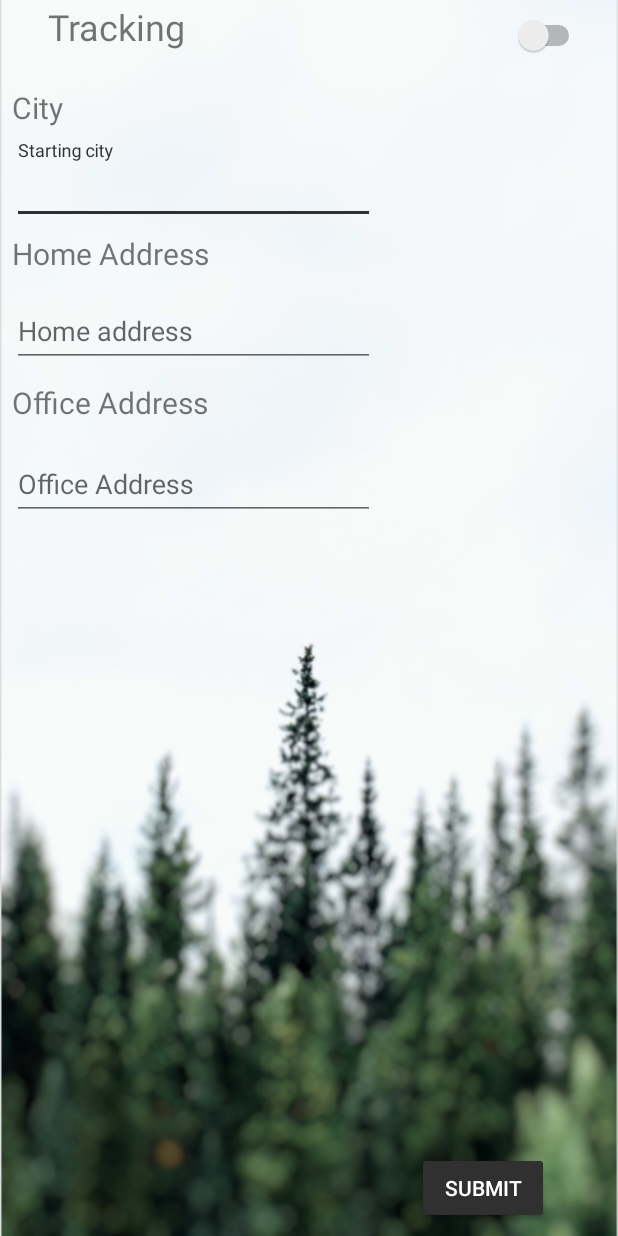
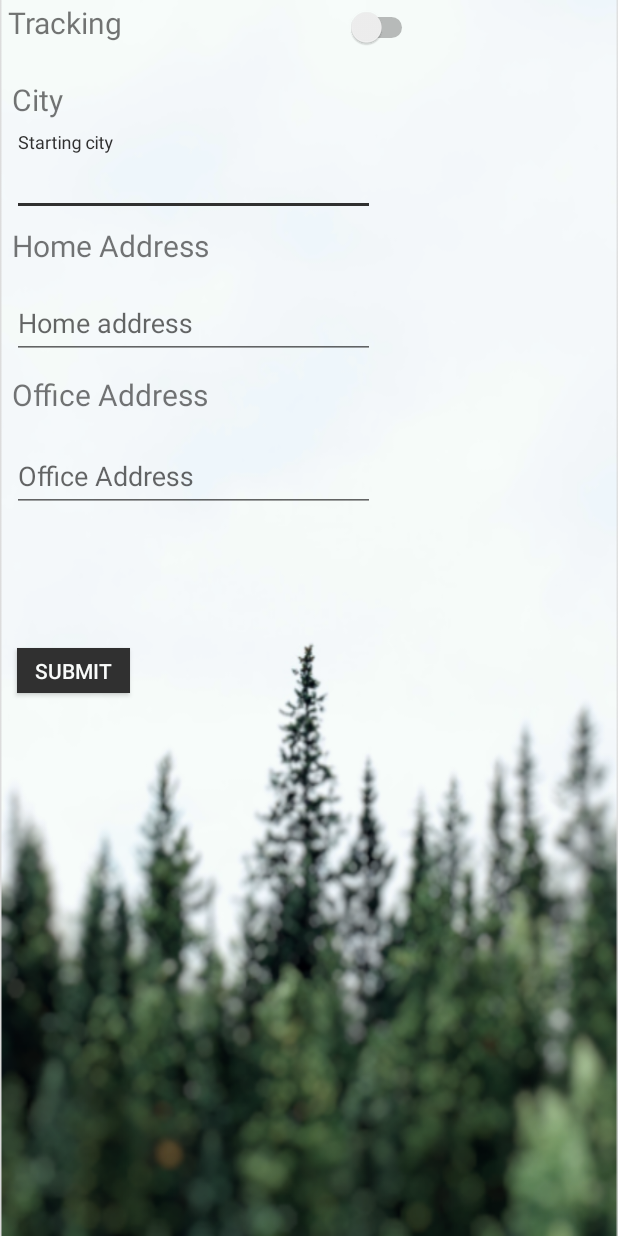
Before and after one commit to aashish7k5/RootCause01, an Android app: the SettingsNew screen opened directly, with no data from a screen before it, on a phone screen of 412 x 824 dp. Run offline under Robolectric (Android 15) with nearby library versions, the phone set to English and light mode, and no system bars.

Commit message:
fixed formatting & redirect to Facebook

```diff
--- a/app/src/main/java/com/example/aashishkumar/rootcause01/SettingsNew.java
+++ b/app/src/main/java/com/example/aashishkumar/rootcause01/SettingsNew.java
@@ -65,6 +65,7 @@ public class SettingsNew extends AppCompatActivity {
         }
         else
         {
+            text.setTextColor(Color.BLACK);
             text.setText("");
         }
         String complete = "";
--- a/app/src/main/java/com/example/aashishkumar/rootcause01/ViewPastTrips.java
+++ b/app/src/main/java/com/example/aashishkumar/rootcause01/ViewPastTrips.java
@@ -1,6 +1,8 @@
 package com.example.aashishkumar.rootcause01;
 
 import android.content.Context;
+import android.content.Intent;
+import android.net.Uri;
 import android.os.Bundle;
 import android.support.design.widget.FloatingActionButton;
 import android.support.design.widget.Snackbar;
@@ -27,6 +29,7 @@ import android.view.View;
 import android.widget.AdapterView;
 import android.widget.Toast;
 
+import java.net.URL;
 import java.util.ArrayList;
 import org.w3c.dom.Text;
 
@@ -215,4 +218,9 @@ public class ViewPastTrips extends AppCompatActivity {
 
         }
     }
+    public void FacebookScreen(View view)
+    {
+        Intent browserIntent = new Intent(Intent.ACTION_VIEW, Uri.parse("https://www.facebook.com"));
+        startActivity(browserIntent);
+    }
 }
--- a/app/src/main/res/layout/activity_settings_new.xml
+++ b/app/src/main/res/layout/activity_settings_new.xml
@@ -3,15 +3,35 @@
     <android.support.constraint.ConstraintLayout tools:context=".SettingsNew" android:layout_height="match_parent" android:layout_width="match_parent" xmlns:tools="http://schemas.android.com/tools" xmlns:app="http://schemas.android.com/apk/res-auto" xmlns:android="http://schemas.android.com/apk/res/android">
 
 
-    <android.support.constraint.ConstraintLayout android:background="@drawable/bg2" android:layout_height="match_parent" android:layout_width="match_parent" app:layout_constraintVertical_bias="0.0" app:layout_constraintTop_toTopOf="parent" app:layout_constraintStart_toStartOf="parent" app:layout_constraintHorizontal_bias="0.0" app:layout_constraintEnd_toEndOf="parent" app:layout_constraintBottom_toBottomOf="parent" >
-    <TextView android:layout_height="wrap_content" android:layout_width="wrap_content" app:layout_constraintVertical_bias="0.0" app:layout_constraintTop_toTopOf="parent" app:layout_constraintStart_toStartOf="parent" app:layout_constraintHorizontal_bias="0.0" android:layout_marginBottom="38dp" android:layout_marginEnd="181dp" android:layout_marginTop="1dp" android:layout_marginStart="18dp" app:layout_constraintEnd_toStartOf="@+id/switch1" app:layout_constraintBottom_toTopOf="@+id/textView2" android:textSize="24sp" android:text="Tracking" android:id="@+id/textView"/>
+    <android.support.constraint.ConstraintLayout
+        android:layout_width="match_parent"
+        android:layout_height="match_parent"
+        android:background="@drawable/bg2"
+        app:layout_constraintBottom_toBottomOf="parent"
+        app:layout_constraintEnd_toEndOf="parent"
+        app:layout_constraintHorizontal_bias="0.0"
+        app:layout_constraintStart_toStartOf="parent"
+        app:layout_constraintTop_toTopOf="parent"
+        app:layout_constraintVertical_bias="1.0">
+
+        <TextView
+            android:id="@+id/textView"
+            android:layout_width="wrap_content"
+            android:layout_height="wrap_content"
+            android:layout_marginStart="5dp"
+            android:layout_marginTop="1dp"
+            android:layout_marginBottom="24dp"
+            android:text="Tracking"
+            android:textSize="20sp"
+            app:layout_constraintBottom_toTopOf="@+id/textView2"
+            app:layout_constraintStart_toStartOf="parent"
+            app:layout_constraintTop_toTopOf="parent" />
 
         <Switch
             android:id="@+id/switch1"
             android:layout_width="wrap_content"
             android:layout_height="26dp"
             android:layout_marginStart="23dp"
-            android:layout_marginTop="1dp"
             android:layout_marginEnd="8dp"
             android:layout_marginBottom="8dp"
             app:layout_constraintBottom_toTopOf="@+id/button3"
@@ -35,9 +55,21 @@
             app:layout_constraintTop_toBottomOf="@+id/textView" />
 
 
-    <android.support.design.widget.TextInputLayout android:layout_height="wrap_content" android:layout_width="242dp" app:layout_constraintStart_toStartOf="parent" android:layout_marginTop="8dp" android:layout_marginStart="8dp" app:layout_constraintBottom_toTopOf="@+id/textView3" android:id="@+id/textInputLayout" app:layout_constraintTop_toBottomOf="@+id/textView2">
+        <android.support.design.widget.TextInputLayout
+            android:id="@+id/textInputLayout"
+            android:layout_width="242dp"
+            android:layout_height="wrap_content"
+            android:layout_marginStart="8dp"
+            android:layout_marginTop="8dp"
+            app:layout_constraintBottom_toTopOf="@+id/textView3"
+            app:layout_constraintStart_toStartOf="parent"
+            app:layout_constraintTop_toBottomOf="@+id/textView2">
 
-    <android.support.design.widget.TextInputEditText android:id="@+id/startcity" android:layout_height="wrap_content" android:layout_width="242dp" android:hint="Starting city"/>
+            <android.support.design.widget.TextInputEditText
+                android:id="@+id/startcity"
+                android:layout_width="242dp"
+                android:layout_height="wrap_content"
+                android:hint="Starting city" />
 
         </android.support.design.widget.TextInputLayout>
 
@@ -58,9 +90,22 @@
             app:layout_constraintTop_toBottomOf="@+id/textInputLayout" />
 
 
-    -<android.support.design.widget.TextInputLayout android:layout_height="wrap_content" android:layout_width="242dp" app:layout_constraintStart_toStartOf="parent" android:layout_marginStart="8dp" app:layout_constraintBottom_toTopOf="@+id/textView4" android:id="@+id/textInputLayout2" app:layout_constraintTop_toBottomOf="@+id/textView3">
+        -
 
-    <android.support.design.widget.TextInputEditText android:id="@+id/homecity" android:layout_height="wrap_content" android:layout_width="match_parent" android:hint="Home address"/>
+        <android.support.design.widget.TextInputLayout
+            android:id="@+id/textInputLayout2"
+            android:layout_width="242dp"
+            android:layout_height="wrap_content"
+            android:layout_marginStart="8dp"
+            app:layout_constraintBottom_toTopOf="@+id/textView4"
+            app:layout_constraintStart_toStartOf="parent"
+            app:layout_constraintTop_toBottomOf="@+id/textView3">
+
+            <android.support.design.widget.TextInputEditText
+                android:id="@+id/homecity"
+                android:layout_width="match_parent"
+                android:layout_height="wrap_content"
+                android:hint="Home address" />
 
         </android.support.design.widget.TextInputLayout>
 
@@ -81,7 +126,14 @@
             app:layout_constraintTop_toBottomOf="@+id/textInputLayout2" />
 
 
-    <android.support.design.widget.TextInputLayout android:layout_height="wrap_content" android:layout_width="242dp" app:layout_constraintStart_toStartOf="parent" android:layout_marginTop="0dp" android:layout_marginStart="8dp" android:id="@+id/textInputLayout3" app:layout_constraintTop_toBottomOf="@+id/textView4">
+        <android.support.design.widget.TextInputLayout
+            android:id="@+id/textInputLayout3"
+            android:layout_width="242dp"
+            android:layout_height="wrap_content"
+            android:layout_marginStart="8dp"
+            android:layout_marginTop="0dp"
+            app:layout_constraintStart_toStartOf="parent"
+            app:layout_constraintTop_toBottomOf="@+id/textView4">
 
             <android.support.design.widget.TextInputEditText
                 android:id="@+id/officecity"
@@ -97,24 +149,34 @@
         <Button
             android:id="@+id/button3"
             style="@style/Widget.AppCompat.Button.Colored"
-            android:layout_width="wrap_content"
-            android:layout_height="wrap_content"
-            android:layout_marginStart="28dp"
-            android:layout_marginEnd="2dp"
-            android:layout_marginBottom="8dp"
+            android:layout_width="75dp"
+            android:layout_height="30dp"
+            android:layout_marginTop="24dp"
+            android:layout_marginEnd="276dp"
+            android:layout_marginBottom="296dp"
+            android:background="@color/colorAccent"
+            android:onClick="Submit"
             android:text="Submit"
-            android:onClick="Submit"
+            android:textColor="@color/submitButton"
             app:layout_constraintBottom_toBottomOf="parent"
             app:layout_constraintEnd_toEndOf="parent"
-            app:layout_constraintHorizontal_bias="0.0"
-            app:layout_constraintStart_toEndOf="@+id/textInputLayout3" />
+            app:layout_constraintHorizontal_bias="0.19"
+            app:layout_constraintStart_toStartOf="parent"
+            app:layout_constraintTop_toBottomOf="@+id/textInputLayout3" />
+
         <TextView
-            android:layout_width="match_parent"
             android:id="@+id/warning"
+            android:layout_width="300dp"
             android:layout_height="50dp"
+            android:layout_marginStart="5dp"
+            android:layout_marginTop="138dp"
+            android:layout_marginEnd="55dp"
+            android:layout_marginBottom="16dp"
             android:text=""
-            app:layout_constraintBottom_toBottomOf="@+id/button3"
-            tools:layout_editor_absoluteY="3dp" />
+            app:layout_constraintBottom_toBottomOf="parent"
+            app:layout_constraintEnd_toEndOf="parent"
+            app:layout_constraintStart_toStartOf="parent"
+            app:layout_constraintTop_toBottomOf="@+id/button3" />
 
     </android.support.constraint.ConstraintLayout>
 
--- a/app/src/main/res/layout/rv_item.xml
+++ b/app/src/main/res/layout/rv_item.xml
@@ -87,6 +87,7 @@
                 android:height="40dp"
                 android:background="@drawable/cardview"
                 android:contentDescription="Share to Facebook!"
+                android:onClick="FacebookScreen"
                 android:src="@drawable/facebook"
                 android:visibility="visible" />
 
```
Lines whose indentation alone changed are shown as unchanged.
